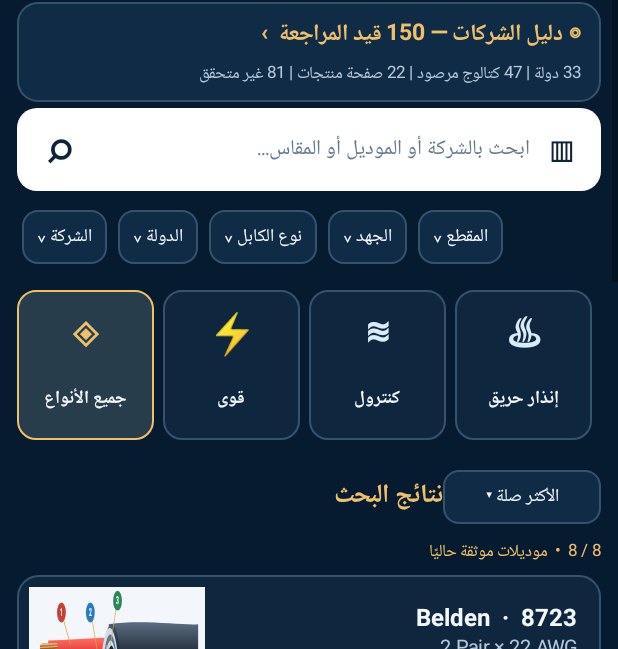
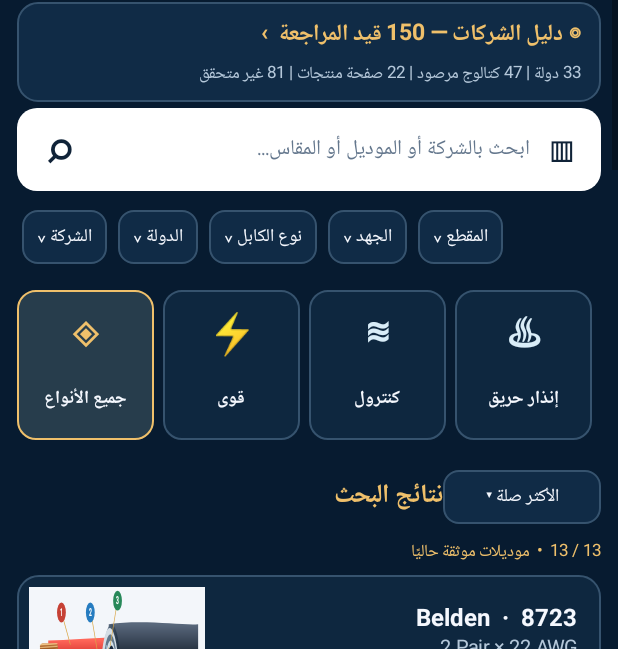
Before and after one commit to aboshra67-debug/ab-cable-cost, an Android app: the screen it shows after launch (LibraryActivity), after a tap on an icon or button, on a phone screen of 412 x 824 dp. Shown: the part 178-827 px from the top of the screen. Run offline under Robolectric (Android 15) with nearby library versions, the phone set to English and light mode, and no system bars; 1 statement that could not run was skipped; 2 other taps on this screen came first.

Commit message:
Library: +5 datasheet-verified Belden records (9842, 8761, 3105A, 8451, 1700A); V0.6.1-library
Each record cites its datasheet; quotes archived in tools/source_evidence and checked by
VerifyLibraryData. Values the datasheets do not state stay null / 'not published'.

Co-Authored-By: Claude Sonnet 5.5 <noreply@anthropic.com>
Claude-Session: https://claude.ai/code/session_01L5HtnLL8XrxHG7yUgsB8iW

```diff
--- a/app/build.gradle
+++ b/app/build.gradle
@@ -8,7 +8,7 @@ def abSetting = { String name ->
     return value ? value.toString() : null
 }
 // -PabVersionCode=NN lets CI build a higher-numbered copy to prove in-place updates work.
-def abVersionCode = (abSetting('abVersionCode') ?: '13').toInteger()
+def abVersionCode = (abSetting('abVersionCode') ?: '14').toInteger()
 
 android {
     namespace 'com.ab.cablecost'
@@ -19,7 +19,7 @@ android {
         minSdk 23
         targetSdk 35
         versionCode abVersionCode
-        versionName '0.6.0-phase1'
+        versionName '0.6.1-library'
         manifestPlaceholders = [appLabel: 'AB Cable Cost']
     }
 
--- a/app/src/main/java/com/ab/cablecost/CableArtView.java
+++ b/app/src/main/java/com/ab/cablecost/CableArtView.java
@@ -108,7 +108,8 @@ public final class CableArtView extends View {
     /** Records whose datasheet lists exactly two conductors (one pair). The
      * fan illustration is schematic; this only keeps the conductor count honest. */
     private static boolean isTwoConductor(String id){
-        return "BELDEN_5120FN".equals(id)||"BELDEN_9841".equals(id)||"BELDEN_8760".equals(id);
+        return "BELDEN_5120FN".equals(id)||"BELDEN_9841".equals(id)||"BELDEN_8760".equals(id)
+            ||"BELDEN_8761".equals(id)||"BELDEN_3105A".equals(id)||"BELDEN_8451".equals(id);
     }
     private void drawBody(Canvas c){
         if(cable.category.equals("Coax"))coax(c);
--- a/app/src/main/java/com/ab/cablecost/VerifiedCableData.java
+++ b/app/src/main/java/com/ab/cablecost/VerifiedCableData.java
@@ -270,6 +270,125 @@ public final class VerifiedCableData {
             layer("العزل","Insulation","عزل القلوب PVC.","PVC core insulation."),
             layer("الغلاف الخارجي","Outer sheath","غلاف خارجي PVC أسود، القطر النهائي الاسمي 22.2 مم.","Black PVC outer sheath; nominal OD 22.2 mm.")
         ));
+        records.add(new Cable(
+            "BELDEN_9842","9842","2 Pair × 24 AWG (7×32)","Belden","الولايات المتحدة","United States",
+            "Data","اتصالات وبيانات","Data & Telecom",
+            "2 pairs × 24 AWG (7×32) TC / PE / overall Beldfoil® + TC braid / PVC",
+            "300 V (CM) · 30 V (UL AWM 2919)","2.1 A / conductor @ 25 °C",
+            "24 Ω / 1000 ft (79 Ω/km) (nominal)",
+            "8.64 mm (0.340 in) (nominal)","-30 to +80 °C (UL temperature operating)",
+            "PE 0.56 mm nominal (0.022 in)",
+            "Al/polyester tape 100% with 24 AWG (7×32) TC drain wire + tinned-copper braid 90%",
+            "UL 1685 UL Loading · IEC 60332-1-2 · NEC Art. 800 CM · AWM 2919 · DMX-512",
+            "كابل RS-485 بزوجين مجدولين وشيلد فويل + جديلة، حسب وصف الداتا شيت. لم تُذكر استخدامات أخرى.",
+            "RS-485 cable with two pairs and an overall foil + braid shield, as described in the datasheet title. No other applications are claimed.",
+            "كابل RS-485 — زوجان مجدولان 24 AWG بشيلد فويل + جديلة",
+            "RS-485 cable — 2 pairs 24 AWG, overall foil + braid shield",
+            "التيار 2.1 أمبير لكل موصل عند 25°C حسب Belden وليس تصنيفًا عامًا للتركيب. الممانعة المميزة الاسمية 120 أوم، والسعة بين الموصلين 12.8 pF/ft. الرسم توضيحي.",
+            "2.1 A per conductor at 25 °C is Belden's stated value, not a universal installed rating. Nominal characteristic impedance 120 Ω; conductor-to-conductor capacitance 12.8 pF/ft (42.0 pF/m). Diagram is schematic.",
+            "https://catalog.belden.com/techdata/EN/9842_techdata.pdf",
+            "https://catalog.belden.com/techdata/EN/9842_techdata.pdf",
+            "25 Feb 2026 · rev 0.736","Belden 9842 Technical Data Sheet",
+            layer("الموصل","Conductor","زوجان: موصلات نحاس مقصدر 24 AWG بتكوين 7×32.","2 pairs of 24 AWG tinned-copper conductors, 7×32 stranding."),
+            layer("العزل","Insulation","بولي إيثيلين PE بسمك اسمي 0.56 مم.","PE, nominal thickness 0.56 mm."),
+            layer("الشيلد","Shield","شريط فويل ألومنيوم/بوليستر بتغطية 100% مع سلك تصريف 24 AWG (7×32) نحاس مقصدر، ثم جديلة نحاس مقصدر بتغطية 90%.","Al/polyester tape, 100% coverage, with 24 AWG (7×32) tinned-copper drain wire, then tinned-copper braid, 90% coverage."),
+            layer("الغلاف الخارجي","Outer jacket","PVC بسمك اسمي 0.89 مم، القطر النهائي الاسمي 8.64 مم.","PVC jacket, nominal thickness 0.89 mm; OD 8.64 mm.")
+        ));
+        records.add(new Cable(
+            "BELDEN_8761","8761","1 Pair × 22 AWG (7×30)","Belden","الولايات المتحدة","United States",
+            "Control","كنترول وشيلد","Control & Shielded",
+            "2 × 22 AWG (7×30) TC / PE / overall Beldfoil® / PVC",
+            "300 V (CM) · 300 V (UL AWM 2092)","6 A / conductor @ 30 °C",
+            "18.2 Ω / 1000 ft (nominal)",
+            "4.45 mm (0.175 in) (nominal)","-20 to +60 °C",
+            "PE 0.43 mm nominal (0.017 in)",
+            "Al/polyester tape 100% with 22 AWG (7×30) TC drain wire",
+            "UL 1685 UL Loading · IEC 60332-1-2 · NEC Art. 800 CM · AWM 2092",
+            "كابل إلكتروني بموصلين مع شيلد فويل شامل، حسب وصف الداتا شيت. لم تُذكر استخدامات أخرى.",
+            "Electronic cable with two conductors and an overall foil shield, as described in the datasheet title. No other applications are claimed.",
+            "كابل إلكتروني — موصلان 22 AWG بشيلد فويل",
+            "Electronic cable — 2 conductors 22 AWG, overall foil shield",
+            "التيار 6 أمبير لكل موصل عند 30°C حسب Belden وليس تصنيفًا عامًا للتركيب. الممانعة المميزة 64 أوم، والسعة بين الموصلين 24 pF/ft. الرسم توضيحي.",
+            "6 A per conductor at 30 °C is Belden's stated value, not a universal installed rating. Characteristic impedance 64 Ω; conductor-to-conductor capacitance 24 pF/ft (79 pF/m). Diagram is schematic.",
+            "https://catalog.belden.com/techdata/EN/8761_techdata.pdf",
+            "https://catalog.belden.com/techdata/EN/8761_techdata.pdf",
+            "20 Feb 2026 · rev 0.537","Belden 8761 Technical Data Sheet",
+            layer("الموصل","Conductor","موصلان نحاس مقصدر 22 AWG بتكوين 7×30.","2 tinned-copper conductors, 22 AWG, 7×30 stranding."),
+            layer("العزل","Insulation","بولي إيثيلين PE بسمك اسمي 0.43 مم؛ الألوان أسود وشفاف.","PE, nominal thickness 0.43 mm; colours black and clear."),
+            layer("الشيلد","Shield","شريط فويل ألومنيوم/بوليستر بتغطية 100% مع سلك تصريف 22 AWG (7×30) نحاس مقصدر.","Al/polyester tape, 100% coverage, with 22 AWG (7×30) tinned-copper drain wire."),
+            layer("الغلاف الخارجي","Outer jacket","PVC بسمك اسمي 0.64 مم، القطر النهائي الاسمي 4.45 مم.","PVC jacket, nominal thickness 0.64 mm; OD 4.45 mm.")
+        ));
+        records.add(new Cable(
+            "BELDEN_3105A","3105A","1 Pair × 22 AWG (7×30)","Belden","الولايات المتحدة","United States",
+            "Data","اتصالات وبيانات","Data & Telecom",
+            "1 pair × 22 AWG (7×30) TC / foam PE / overall foil + TC braid / PVC",
+            "300 V (CM, PLTC)","6 A / conductor @ 30 °C",
+            "18.2 Ω / 1000 ft (nominal)",
+            "7.47 mm (0.294 in) (nominal)","-20 to +60 °C",
+            "PE (foam) 0.74 mm nominal (0.029 in)",
+            "Al/polyester tape 100% with 22 AWG (7×30) TC drain wire + tinned-copper braid 65%",
+            "UL 1685 UL Loading · IEC 60332-1-2 · NEC Art. 725 / 800 CM, PLTC · indoor, outdoor, sunlight and oil resistant",
+            "كابل RS-485 بممانعة 120 أوم، مناسب للداخل والخارج ومقاوم لأشعة الشمس والزيت حسب الداتا شيت.",
+            "RS-485 cable, 120 Ω; indoor/outdoor, sunlight- and oil-resistant per the datasheet.",
+            "كابل RS-485 — زوج 22 AWG بشيلد فويل + جديلة، مقاوم للشمس والزيت",
+            "RS-485 cable — 1 pair 22 AWG, foil + braid shield, sun and oil resistant",
+            "التيار 6 أمبير لكل موصل عند 30°C حسب Belden وليس تصنيفًا عامًا للتركيب. الممانعة المميزة 120 أوم، وسرعة الانتشار 78%. الرسم توضيحي.",
+            "6 A per conductor at 30 °C is Belden's stated value, not a universal installed rating. Characteristic impedance 120 Ω; velocity of propagation 78%; conductor-to-conductor capacitance 11 pF/ft (36 pF/m). Diagram is schematic.",
+            "https://catalog.belden.com/techdata/EN/3105A_techdata.pdf",
+            "https://catalog.belden.com/techdata/EN/3105A_techdata.pdf",
+            "20 Feb 2026 · rev 0.598","Belden 3105A Technical Data Sheet",
+            layer("الموصل","Conductor","زوج واحد: موصلان نحاس مقصدر 22 AWG بتكوين 7×30.","1 pair: 2 tinned-copper conductors, 22 AWG, 7×30 stranding."),
+            layer("العزل","Insulation","بولي إيثيلين فوم بسمك اسمي 0.74 مم.","Foam polyethylene, nominal thickness 0.74 mm."),
+            layer("الشيلد","Shield","شريط فويل ألومنيوم/بوليستر بتغطية 100% مع سلك تصريف 22 AWG (7×30) نحاس مقصدر، ثم جديلة نحاس مقصدر بتغطية 65%.","Al/polyester tape, 100% coverage, with 22 AWG (7×30) tinned-copper drain wire, then tinned-copper braid, 65% coverage."),
+            layer("الغلاف الخارجي","Outer jacket","PVC بسمك اسمي 1.2 مم، القطر النهائي الاسمي 7.47 مم.","PVC jacket, nominal thickness 1.2 mm; OD 7.47 mm.")
+        ));
+        records.add(new Cable(
+            "BELDEN_8451","8451","1 Pair × 22 AWG (7×30)","Belden","الولايات المتحدة","United States",
+            "Control","كنترول وشيلد","Control & Shielded",
+            "2 × 22 AWG (7×30) TC (1 twisted pair, paper wrap) / PP / overall Beldfoil® / PVC",
+            "300 V (UL)","2.9 A / conductor @ 25 °C",
+            "17.8 Ω / 1000 ft (58.4 Ω/km) (nominal)",
+            "3.51 mm (0.138 in) (nominal)","-20 to +75 °C",
+            "PP 0.23 mm nominal (0.009 in)",
+            "Al/polyester tape 100% with 22 AWG (7×30) TC drain wire",
+            "UL 1666 Riser, FT4 · IEC 60332-1-2 · NEC Art. 800 CMR · CEC/C(UL) CMG",
+            "كابل صوت وأجهزة (Audio & Instrumentation) بزوج مجدول وشيلد فويل شامل، حسب عنوان الداتا شيت.",
+            "Audio & instrumentation cable with one twisted pair and an overall foil shield, per the datasheet title.",
+            "كابل صوت وأجهزة — زوج 22 AWG بشيلد فويل",
+            "Audio & instrumentation cable — 1 pair 22 AWG, overall foil shield",
+            "التيار 2.9 أمبير لكل موصل عند 25°C حسب Belden وليس تصنيفًا عامًا للتركيب. الممانعة المميزة 45 أوم، والسعة بين الموصلين 34 pF/ft. الرسم توضيحي.",
+            "2.9 A per conductor at 25 °C is Belden's stated value, not a universal installed rating. Characteristic impedance 45 Ω; conductor-to-conductor capacitance 34 pF/ft (110 pF/m). Diagram is schematic.",
+            "https://catalog.belden.com/techdata/EN/8451_techdata.pdf",
+            "https://catalog.belden.com/techdata/EN/8451_techdata.pdf",
+            "20 Feb 2026 · rev 0.667","Belden 8451 Technical Data Sheet",
+            layer("الموصل","Conductor","زوج واحد: موصلان نحاس مقصدر 22 AWG بتكوين 7×30.","1 pair: 2 tinned-copper conductors, 22 AWG, 7×30 stranding."),
+            layer("العزل","Insulation","بولي بروبيلين PP بسمك اسمي 0.23 مم؛ الألوان أسود وأحمر.","PP, nominal thickness 0.23 mm; colours black and red."),
+            layer("الشيلد","Shield","شريط فويل ألومنيوم/بوليستر بتغطية 100% مع سلك تصريف 22 AWG (7×30) نحاس مقصدر.","Al/polyester tape, 100% coverage, with 22 AWG (7×30) tinned-copper drain wire."),
+            layer("الغلاف الخارجي","Outer jacket","PVC بسمك اسمي 0.51 مم، القطر النهائي الاسمي 3.51 مم.","PVC jacket, nominal thickness 0.51 mm; OD 3.51 mm.")
+        ));
+        records.add(new Cable(
+            "BELDEN_1700A","1700A","4 Pair × 24 AWG solid BC","Belden","الولايات المتحدة","United States",
+            "Data","اتصالات وبيانات","Data & Telecom",
+            "4 pairs × 24 AWG solid bare Cu / PO / U/UTP / PVC",
+            "300 V (CMR)",null,
+            "Max. conductor DCR 27 Ω / 1000 ft (90 Ω/km)",
+            "5.13 mm (0.202 in) (nominal)","-20 to +75 °C (installation 0 to +50 °C)",
+            "Polyolefin (PO); thickness not stated; pair colours white/blue stripe & blue, white/orange stripe & orange, white/green stripe & green, white/brown stripe & brown",
+            "U/UTP (unshielded, as designated in the datasheet)",
+            "Category 5e (350 MHz) · ANSI/TIA-568.2-D · UL 1666 Riser, FT4 · IEC 60332-1-2 · NEC Art. 800 CMR · CEC/C(UL) CMR",
+            "كابل أفقي للمباني (Premise Horizontal) من فئة Category 5e للشبكات حسب نشرة الشركة.",
+            "Category 5e premise horizontal cable for network cabling as described by the manufacturer.",
+            "كابل شبكات Category 5e — 4 أزواج U/UTP، Riser (CMR)",
+            "Category 5e cable — 4 pair U/UTP, Riser (CMR)",
+            "القيمة المنشورة للمقاومة حد أقصى (Max) وليست اسمية. الممانعة 100 ± 15 أوم في نطاق 25 إلى 100 ميجاهرتز، وسرعة الانتشار 70%، وأقصى فقد إدخال 21.0 ديسيبل لكل 100 متر عند 100 ميجاهرتز. لم تنشر النشرة تحمل تيار ولا سمك العزل، فلا نعرض رقمًا تقديريًا. الرسم توضيحي.",
+            "The published conductor DCR is a maximum, not a nominal value. Impedance 100 ± 15 Ω (25 to 100 MHz); nominal velocity of propagation 70%; maximum insertion loss 21.0 dB/100 m at 100 MHz. No ampacity or insulation thickness is published, so none is invented. Diagram is schematic.",
+            "https://catalog.belden.com/techdata/EN/1700A_techdata.pdf",
+            "https://catalog.belden.com/techdata/EN/1700A_techdata.pdf",
+            "20 Feb 2026 · rev 0.529","Belden 1700A Technical Data Sheet",
+            layer("الموصل","Conductor","4 أزواج؛ موصلات نحاس أحمر مصمت 24 AWG.","4 pairs of 24 AWG solid bare-copper conductors."),
+            layer("العزل","Insulation","بولي أوليفين PO بألوان الأزواج: أبيض/أزرق وأزرق، أبيض/برتقالي وبرتقالي، أبيض/أخضر وأخضر، أبيض/بني وبني. سمك العزل غير منشور.","Polyolefin (PO); pair colours white/blue stripe & blue, white/orange stripe & orange, white/green stripe & green, white/brown stripe & brown. Insulation thickness is not published."),
+            layer("الغلاف الخارجي","Outer jacket","PVC مع خيط فتح (ripcord)؛ القطر النهائي الاسمي 5.13 مم. سمك الغلاف غير منشور. التصنيف U/UTP أي بدون شيلد.","PVC jacket with ripcord; OD 5.13 mm. Jacket thickness is not published. U/UTP means unshielded.")
+        ));
         CABLES=Collections.unmodifiableList(records);
     }
 
```
Also changed, not shown: 8 other files.
